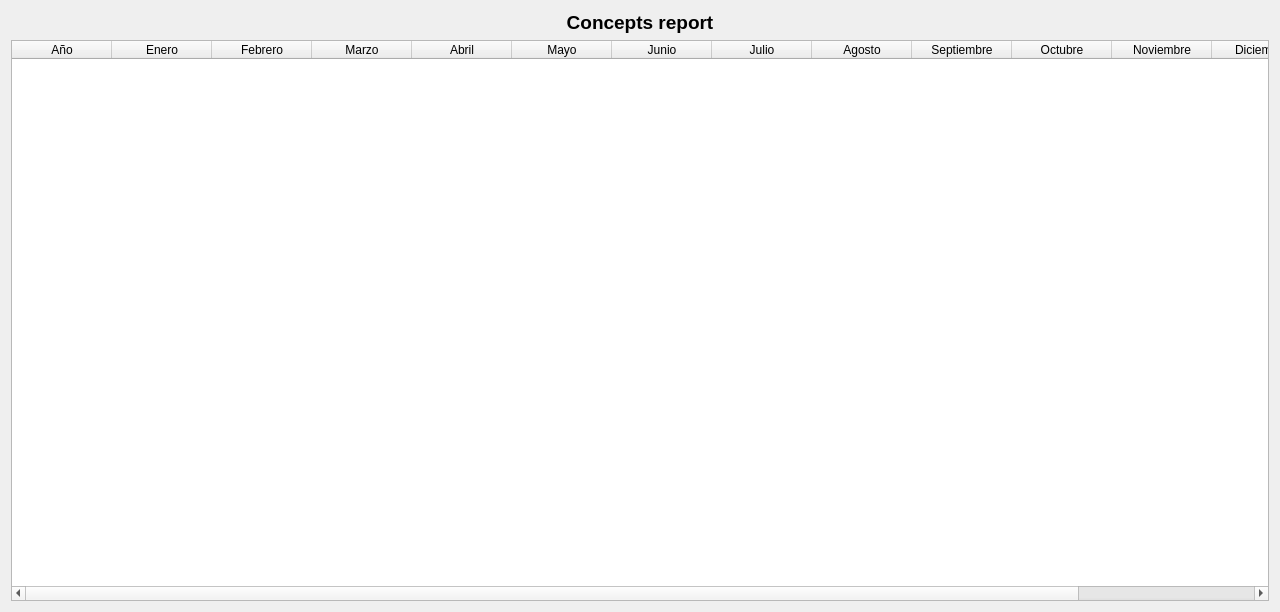
turulomio/xulpymoney, file ui/frmConceptsHistorical.ui: the form before one commit.
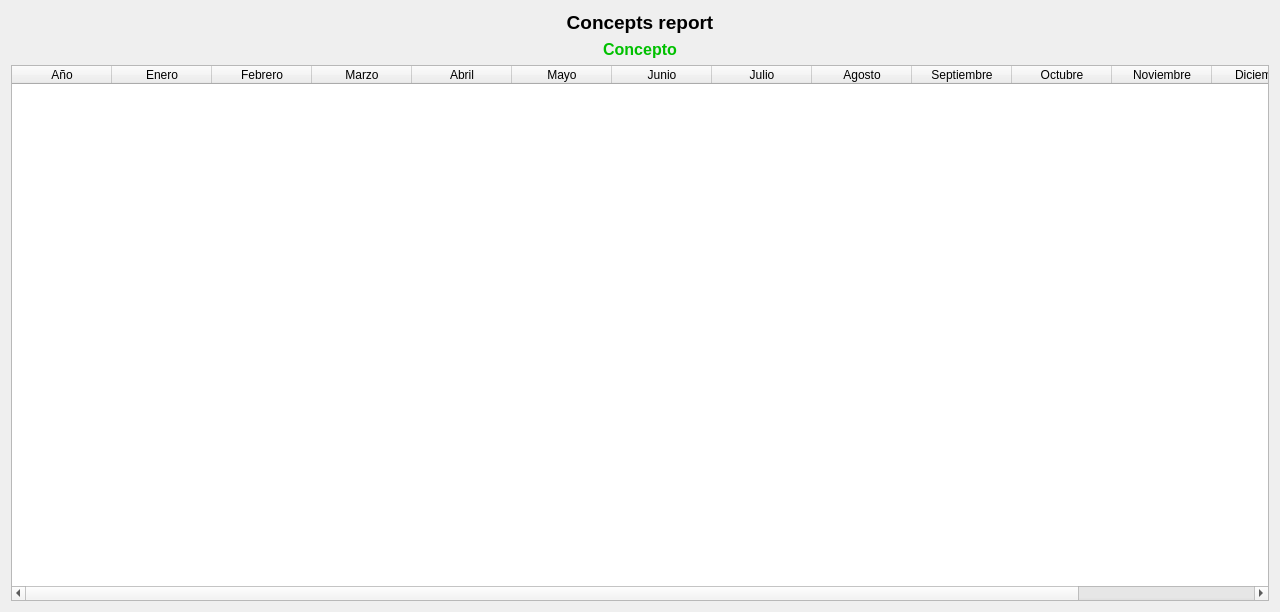
The form after the commit. Icons and pictures are not drawn. Custom widgets are drawn as their Qt base class.

Commit message: frmConceptsHistorical uses opercuentas and opertarjtas data. Changed schema

Diff of the .ui file:
```diff
--- a/ui/frmConceptsHistorical.ui
+++ b/ui/frmConceptsHistorical.ui
@@ -37,6 +37,26 @@
        </property>
       </widget>
      </item>
+     <item>
+      <widget class="QLabel" name="lblSubtitle">
+       <property name="font">
+        <font>
+         <pointsize>12</pointsize>
+         <weight>75</weight>
+         <bold>true</bold>
+        </font>
+       </property>
+       <property name="styleSheet">
+        <string notr="true">color: rgb(0, 192, 0);</string>
+       </property>
+       <property name="text">
+        <string>Concepto</string>
+       </property>
+       <property name="alignment">
+        <set>Qt::AlignCenter</set>
+       </property>
+      </widget>
+     </item>
      <item>
       <widget class="myQTableWidget" name="table">
        <property name="toolTip">
```
Left out of the diff: 7 changed lines with no effect on the pictures. The commit also changes 9 other files.
